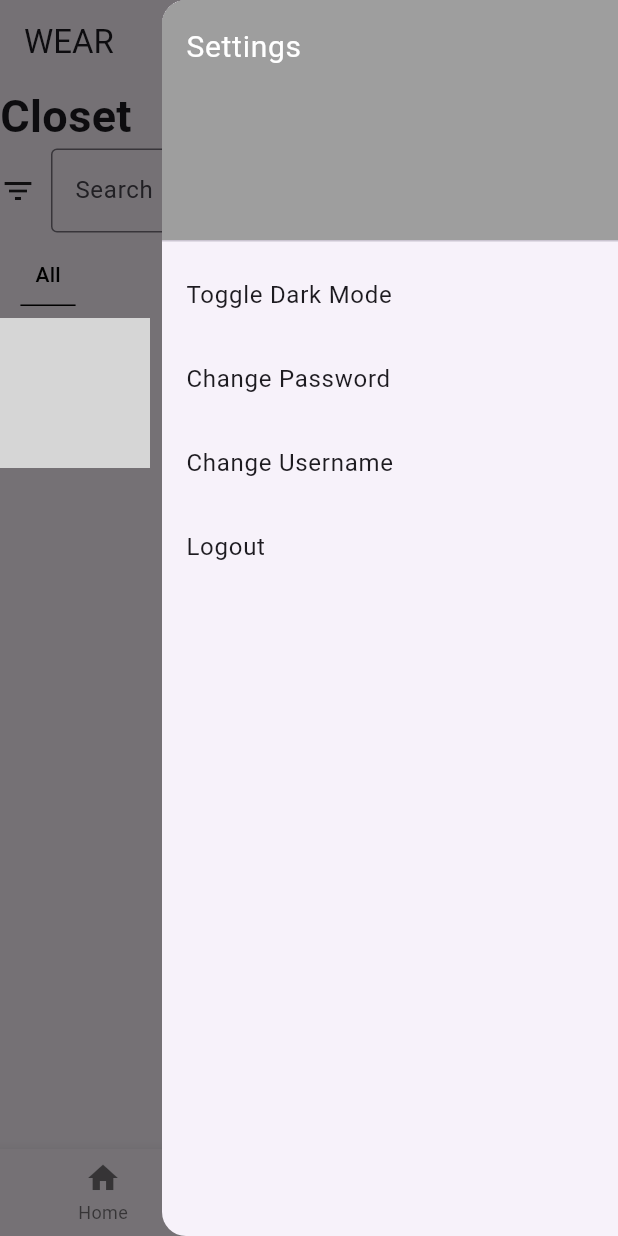
After one commit to EEOROKU/The-Wear-App, a Flutter app: the ClosetPage screen opened directly, with the side drawer open, on a phone screen of 412 x 824 dp. The commit adds this screen. Run offline on Flutter 3.47's test engine with Material 3 defaults, Android fonts, the phone set to English and light mode, and no system bars; our stand-ins replace cloud_firestore, firebase_auth, firebase_core, firebase_storage, flutter_svg, get_it and 2 more; accounts and stored records are empty; network calls fail; statements that could not run were skipped; grey boxes are pictures that could not be loaded.

Commit message:
closet updated

```diff
--- /dev/null
+++ b/lib/screens/closet_page.dart
@@ -0,0 +1,312 @@
+import 'package:closet_app/locator.dart';
+import 'package:closet_app/screens/Auth/change_username.dart';
+import 'package:closet_app/screens/Item_screens/add_item.dart';
+import 'package:closet_app/view_controller/user_controller.dart';
+import 'package:closet_app/widgets/avatar.dart';
+import 'package:flutter/material.dart';
+import 'package:closet_app/model/model.dart';
+import 'package:closet_app/screens/screens.dart';
+import 'package:closet_app/widgets/closet.dart';
+import 'package:closet_app/widgets/outfit.dart';
+import 'package:closet_app/screens/Auth/change_password.dart';
+
+import 'Cloth details.dart';
+
+class ClosetPage extends StatefulWidget {
+  const ClosetPage({super.key});
+
+  @override
+  _ClosetPageState createState() => _ClosetPageState();
+}
+
+class _ClosetPageState extends State<ClosetPage> {
+  UserModel? userModel;
+  int _selectedIndex = 1;
+  int _screenIndex =2;
+  final GlobalKey<ScaffoldState> _scaffoldKey = GlobalKey<ScaffoldState>();
+  static const TextStyle optionStyle =
+  TextStyle(fontSize: 30, fontWeight: FontWeight.bold);
+  @override
+  void initState() {
+    super.initState();
+    // Fetch user data
+    getUserData();
+  }
+
+  Future<void> getUserData() async {
+    userModel = locator.get<UserController>().currentUser;
+    setState(() {});
+  }
+  void _onItemTapped(int index) {
+    setState(() {
+      _screenIndex = index;
+    });
+  }
+  Future<void> logout(BuildContext context) async {
+
+    await locator.get<UserController>().signOut();
+    Navigator.of(context).pushReplacement(
+        MaterialPageRoute(builder: (context) => const LandingPage()));
+  }
+  bool _isAddPopupVisible = false;
+
+  void _toggleAddPopupVisibility() {
+    setState(() {
+      _isAddPopupVisible = !_isAddPopupVisible;
+    });
+  }
+  @override
+  Widget build(BuildContext context) {
+    return Scaffold(
+      key: _scaffoldKey,
+      appBar: AppBar(
+        automaticallyImplyLeading: false,
+        title: const Text('WEAR'),
+        leading: null,
+        actions: <Widget>[
+          IconButton(
+            icon: const Icon(Icons.settings),
+            onPressed: () {
+              _scaffoldKey.currentState!.openEndDrawer();
+            },
+          ),
+        ],
+      ),
+      endDrawer: Drawer(
+        child: Container (
+          width: 100,
+          child: ListView(
+            padding: EdgeInsets.zero,
+            children: <Widget>[
+              const DrawerHeader(
+                decoration: BoxDecoration(
+                  color: Colors.grey,
+                ),
+                child: Text(
+                  'Settings',
+                  style: TextStyle(
+                    color: Colors.white,
+                    fontSize: 20,
+                  ),
+                ),
+              ),
+              ListTile(
+                title: const Text('Toggle Dark Mode'),
+                onTap: () {
+                  // Handle dark mode toggle
+                },
+              ),
+              ListTile(
+                title: const Text('Change Password'),
+                onTap: () {
+                  Navigator.of(context).pushReplacement(
+                    MaterialPageRoute(builder: (context) => const ChangePasswordPage()),
+                  );
+                },
+              ),
+              ListTile(
+                title: const Text('Change Username'),
+                onTap: () {
+                  Navigator.of(context).pushReplacement(
+                    MaterialPageRoute(builder: (context) => const ChangeUsernamePage()),
+                  );
+                },
+              ),
+              ListTile(
+                title: const Text('Logout'),
+                onTap: () {
+                  logout(context);
+                },
+              ),
+            ],
+          ),
+        ),
+      ),
+      body: Column(
+        crossAxisAlignment: CrossAxisAlignment.stretch,
+        children: [
+          Text('Closet',style: optionStyle,),
+          Row(
+            children: <Widget>[
+              Icon(Icons.filter_list),
+              SizedBox(width: 10),  // Optional: to give some spacing
+              Expanded(  // Use Expanded to make sure TextField takes the remaining space
+                child: TextField(
+                  decoration: InputDecoration(
+                    labelText: "Search",
+                    border: OutlineInputBorder(),
+                  ),
+                ),
+              ),
+            ],
+          ),
+          Row(
+            children: <Widget>[
+              TextButton(
+                style: TextButton.styleFrom(
+                  foregroundColor: Colors.black,
+                ),
+                onPressed: () {
+                  // Handle button press
+                },
+                child: Container(
+                  decoration: BoxDecoration(
+                    border: Border(
+                      bottom: BorderSide(width: 1.0, color: Colors.black),
+                    ),
+                  ),
+                  child: Padding(
+                    padding: EdgeInsets.all(10.0),
+                    child: Text('All'),
+                  ),
+                ),
+              ),
+            ],),
+          Row(
+            children: [
+              Builder(
+                builder: (BuildContext context) {
+                  return GestureDetector(
+                    onTap: () {
+                      Navigator.push(
+                        context,
+                        MaterialPageRoute(builder: (context) => Details()),
+                      );
+                    },
+                    child: Image.network(
+                      'https://shorturl.at/gyEJ5',
+                      height: 200/2,
+                      width: 200/2,
+                    ),
+                  );
+                },
+              ),
+            ],
+          ),
+          AnimatedPositioned(
+            duration: const Duration(milliseconds: 300),
+            bottom: _isAddPopupVisible ? 60 : -100,
+            right: 20,
+            child: AnimatedSwitcher(
+              duration: const Duration(milliseconds: 300),
+              child: _isAddPopupVisible
+                  ? Container(
+                width: 150,
+                decoration: BoxDecoration(
+                  color: Colors.black,
+                  borderRadius: BorderRadius.circular(20),
+                  boxShadow: [
+                    BoxShadow(
+                      color: Colors.black.withOpacity(0.1),
+                      blurRadius: 8,
+                      offset: const Offset(0, 2),
+                    ),
+                  ],
+                ),
+                child: Column(
+                  crossAxisAlignment: CrossAxisAlignment.start,
+                  children: [
+                    GestureDetector(
+                      onTap: () {
+                        Navigator.push(
+                          context,
+                          MaterialPageRoute(builder: (context) => const AddClothesPage()),
+                        );
+                        // Handle Add Clothes tap
+                      },
+                      child: const Padding(
+                        padding: EdgeInsets.all(12.0),
+                        child: Row(
+                          children: [
+                            Icon(Icons.woman),
+                            SizedBox(width: 10),
+                            Text('Add Clothes', style: TextStyle(color: Colors.white)),
+                          ],
+                        ),
+                      ),
+                    ),
+                    const Padding(
+                      padding: EdgeInsets.symmetric(horizontal: 12.0),
+                      child: Divider(color: Colors.grey),
+                    ),
+                    GestureDetector(
+                      onTap: () {
+                        // Handle Create Idea tap
+                      },
+                      child: const Padding(
+                        padding: EdgeInsets.all(12.0),
+                        child: Row(
+                          children: [
+                            Icon(Icons.lightbulb),
+                            SizedBox(width: 10),
+                            Text('Create Outfit', style: TextStyle(color: Colors.white)),
+                          ],
+                        ),
+                      ),
+                    ),
+                  ],
+                ),
+              )
+                  : const SizedBox.shrink(),
+            ),
+          ),
+
+
+        ],
+      ),
+      bottomNavigationBar: BottomNavigationBar(
+        items: <BottomNavigationBarItem>[
+          BottomNavigationBarItem(
+            icon: InkWell(
+              onTap: (){
+                Navigator.push(
+                    context,
+                    MaterialPageRoute(builder: (context) => HomeScreen()));
+              },
+              child: Icon(Icons.home),
+            ),
+            label: 'Home',
+
+          ),
+          BottomNavigationBarItem(
+            icon: GestureDetector(
+              onTap: () {
+                _toggleAddPopupVisibility();
+              },
+              child: AnimatedSwitcher(
+                duration: const Duration(milliseconds: 300),
+                child: Icon(
+                  _isAddPopupVisible ? Icons.close : Icons.add,
+                  key: ValueKey<bool>(_isAddPopupVisible),
+                  color: Colors.black,
+                ),
+              ),
+            ),
+            label: 'Add',
+          ),
+          BottomNavigationBarItem(
+            icon: InkWell(
+              onTap: () {
+                // Navigate to closet screen
+              },
+              child: const Icon(Icons.boy_sharp),
+            ),
+            label: 'Closet',
+          ),
+        ],
+        currentIndex: _screenIndex,
+        selectedItemColor: Colors.black,
+        onTap: (index) {
+          if (index == 1) {
+            // Toggle the popup visibility
+            _toggleAddPopupVisibility();
+          } else {
+            setState(() {
+              _screenIndex = index;
+            });
+          }
+        },
+      ),
+    );
+
+  }}
```
Also changed, not shown: lib/screens/Cloth details.dart (added, +120 -0 lines), lib/screens/home_screen.dart (+7 -3 lines).
